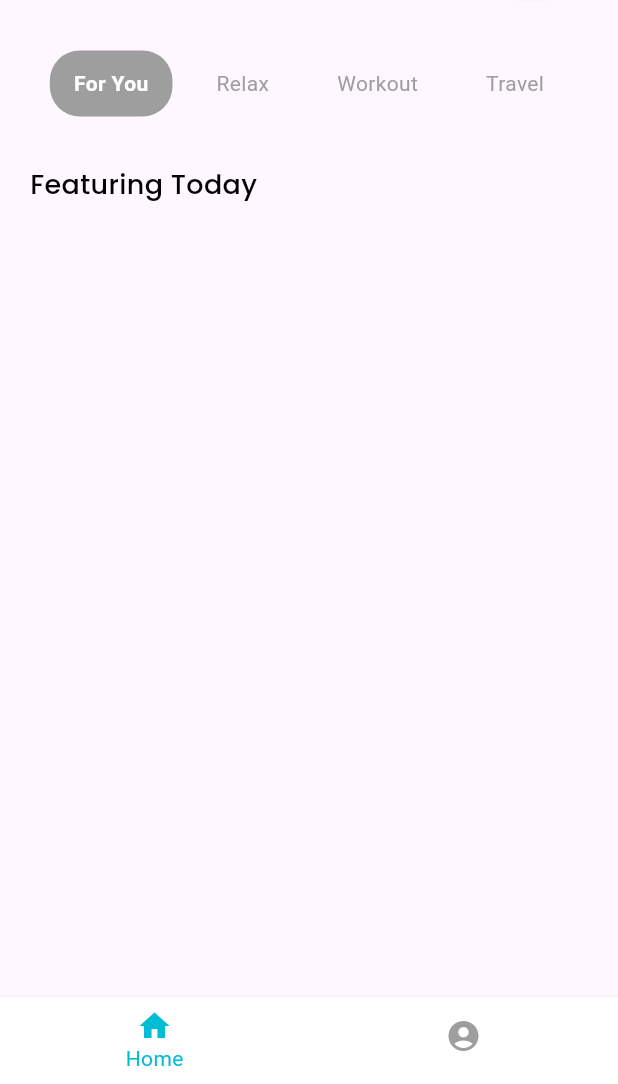
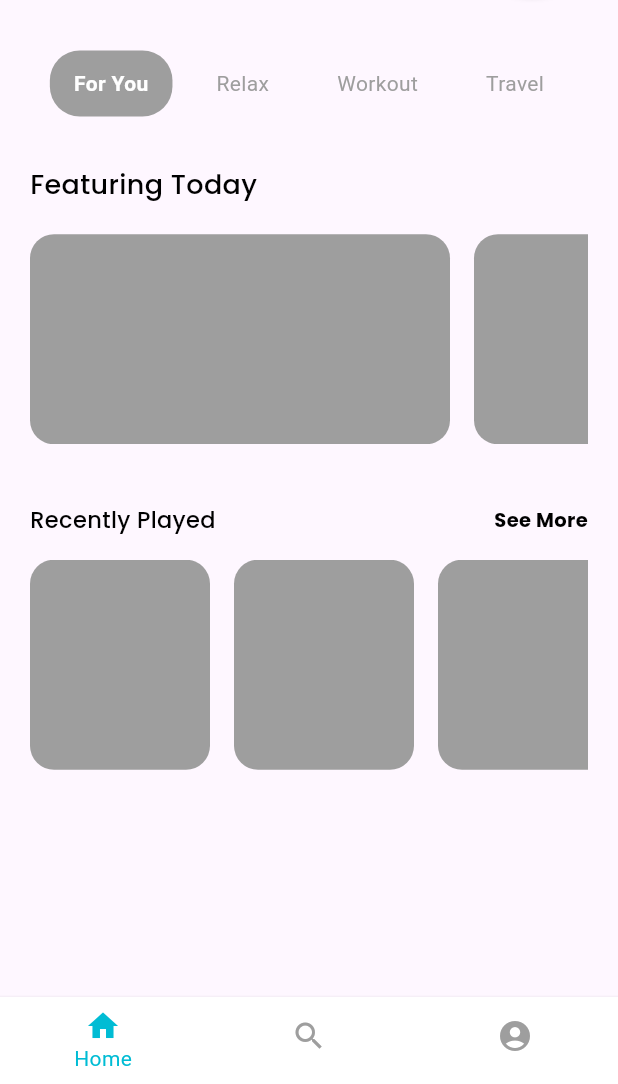
Before and after one commit to Royhan2123/App-Music, a Flutter app: the BottomNavigation screen opened directly, on a phone screen of 412 x 824 dp, the part 152-1236 px from its top. Run offline on Flutter 3.47's test engine with Material 3 defaults, Android fonts, the phone set to English and light mode, and no system bars; our stand-ins replace bloc, dio, equatable, firebase_auth, firebase_core, firebase_storage and 5 more; accounts and stored records are empty; network calls fail.

Commit message:
add Search screen and update home screen

```diff
--- a/lib/screen/bottom_navigation.dart
+++ b/lib/screen/bottom_navigation.dart
@@ -1,5 +1,6 @@
 import 'package:application_music/screen/account_screen.dart';
 import 'package:application_music/screen/home_screen.dart';
+import 'package:application_music/screen/search_screen.dart';
 import 'package:flutter/material.dart';
 
 class BottomNavigation extends StatefulWidget {
@@ -12,6 +13,7 @@ class BottomNavigation extends StatefulWidget {
 class _BottomNavigationState extends State<BottomNavigation> {
   final list = const [
     HomeScreen(),
+    SearchScreen(),
     AccountScreen(),
   ];
 
@@ -29,6 +31,12 @@ class _BottomNavigationState extends State<BottomNavigation> {
                 Icons.home,
               ),
               label: "Home",
+            ),
+            BottomNavigationBarItem(
+              icon: Icon(
+                Icons.search,
+              ),
+              label: "Search",
             ),
             BottomNavigationBarItem(
               icon: Icon(
--- a/lib/screen/home_screen.dart
+++ b/lib/screen/home_screen.dart
@@ -207,6 +207,155 @@ class _ForYouState extends State<ForYou> {
         const SizedBox(
           height: 20,
         ),
+        SingleChildScrollView(
+          scrollDirection: Axis.horizontal,
+          child: Row(
+            children: [
+              Container(
+                margin: const EdgeInsets.only(
+                  right: 16,
+                ),
+                width: 280,
+                height: 140,
+                decoration: BoxDecoration(
+                  color: Colors.grey,
+                  borderRadius: BorderRadius.circular(
+                    16,
+                  ),
+                ),
+              ),
+              Container(
+                margin: const EdgeInsets.only(
+                  right: 16,
+                ),
+                width: 280,
+                height: 140,
+                decoration: BoxDecoration(
+                  color: Colors.grey,
+                  borderRadius: BorderRadius.circular(
+                    16,
+                  ),
+                ),
+              ),
+              Container(
+                width: 280,
+                height: 140,
+                decoration: BoxDecoration(
+                  color: Colors.grey,
+                  borderRadius: BorderRadius.circular(
+                    16,
+                  ),
+                ),
+              ),
+            ],
+          ),
+        ),
+        const SizedBox(
+          height: 40,
+        ),
+        Row(
+          mainAxisAlignment: MainAxisAlignment.spaceBetween,
+          children: [
+            Text(
+              "Recently Played",
+              style: txtBlack,
+            ),
+            InkWell(
+              onTap: () {},
+              child: Text(
+                "See More",
+                style: txtBlack2.copyWith(
+                  fontWeight: FontWeight.w700,
+                ),
+              ),
+            ),
+          ],
+        ),
+        const SizedBox(
+          height: 16,
+        ),
+        SingleChildScrollView(
+          scrollDirection: Axis.horizontal,
+          child: Row(
+            children: [
+              Container(
+                margin: const EdgeInsets.only(
+                  right: 16,
+                ),
+                width: 120,
+                height: 140,
+                decoration: BoxDecoration(
+                  borderRadius: BorderRadius.circular(
+                    16,
+                  ),
+                  color: Colors.grey,
+                ),
+              ),
+              Container(
+                margin: const EdgeInsets.only(
+                  right: 16,
+                ),
+                width: 120,
+                height: 140,
+                decoration: BoxDecoration(
+                  borderRadius: BorderRadius.circular(
+                    16,
+                  ),
+                  color: Colors.grey,
+                ),
+              ),
+              Container(
+                margin: const EdgeInsets.only(
+                  right: 16,
+                ),
+                width: 120,
+                height: 140,
+                decoration: BoxDecoration(
+                  borderRadius: BorderRadius.circular(
+                    16,
+                  ),
+                  color: Colors.grey,
+                ),
+              ),
+              Container(
+                margin: const EdgeInsets.only(
+                  right: 16,
+                ),
+                width: 120,
+                height: 140,
+                decoration: BoxDecoration(
+                  borderRadius: BorderRadius.circular(
+                    16,
+                  ),
+                  color: Colors.grey,
+                ),
+              ),
+              Container(
+                margin: const EdgeInsets.only(
+                  right: 16,
+                ),
+                width: 120,
+                height: 140,
+                decoration: BoxDecoration(
+                  borderRadius: BorderRadius.circular(
+                    16,
+                  ),
+                  color: Colors.grey,
+                ),
+              ),
+              Container(
+                width: 120,
+                height: 140,
+                decoration: BoxDecoration(
+                  borderRadius: BorderRadius.circular(
+                    16,
+                  ),
+                  color: Colors.grey,
+                ),
+              ),
+            ],
+          ),
+        ),
 
       ],
     );
--- /dev/null
+++ b/lib/screen/search_screen.dart
@@ -0,0 +1,22 @@
+import 'package:flutter/material.dart';
+
+class SearchScreen extends StatefulWidget {
+  const SearchScreen({super.key});
+
+  @override
+  State<SearchScreen> createState() => _SearchScreenState();
+}
+
+class _SearchScreenState extends State<SearchScreen> {
+  @override
+  Widget build(BuildContext context) {
+    return Scaffold(
+      appBar: AppBar(
+        title: const Text(
+          "Search Screen",
+        ),
+        backgroundColor: Colors.cyan,
+      ),
+    );
+  }
+}
```
